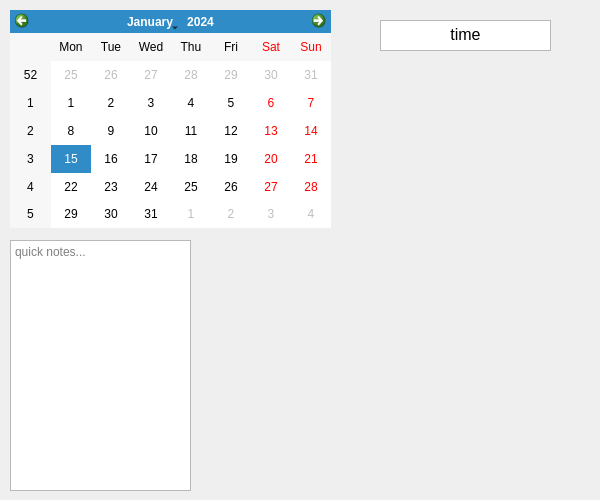
Qt form uis/prodhub.ui (AOS-GUI/AOS-GUI) before a commit.
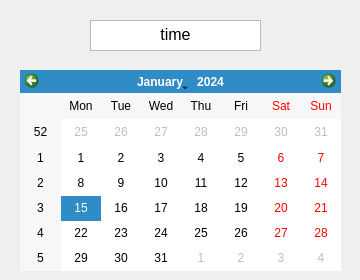
The same form after that commit.

Diff of the .ui file:
```diff
--- a/uis/prodhub.ui
+++ b/uis/prodhub.ui
@@ -6,8 +6,8 @@
    <rect>
     <x>0</x>
     <y>0</y>
-    <width>600</width>
-    <height>500</height>
+    <width>360</width>
+    <height>280</height>
    </rect>
   </property>
   <property name="windowTitle">
@@ -16,10 +16,10 @@
   <widget class="QCalendarWidget" name="calendarWidget">
    <property name="geometry">
     <rect>
-     <x>10</x>
-     <y>10</y>
+     <x>20</x>
+     <y>70</y>
      <width>321</width>
-     <height>218</height>
+     <height>201</height>
     </rect>
    </property>
    <property name="firstDayOfWeek">
@@ -35,7 +35,7 @@
   <widget class="QTextEdit" name="textEdit">
    <property name="geometry">
     <rect>
-     <x>380</x>
+     <x>90</x>
      <y>20</y>
      <width>171</width>
      <height>31</height>
@@ -58,22 +58,6 @@
 &lt;p align=&quot;center&quot; style=&quot; margin-top:0px; margin-bottom:0px; margin-left:0px; margin-right:0px; -qt-block-indent:0; text-indent:0px;&quot;&gt;&lt;span style=&quot; font-size:12pt;&quot;&gt;time&lt;/span&gt;&lt;/p&gt;&lt;/body&gt;&lt;/html&gt;</string>
    </property>
   </widget>
-  <widget class="QTextEdit" name="textEdit_2">
-   <property name="geometry">
-    <rect>
-     <x>10</x>
-     <y>240</y>
-     <width>181</width>
-     <height>251</height>
-    </rect>
-   </property>
-   <property name="autoFormatting">
-    <set>QTextEdit::AutoAll</set>
-   </property>
-   <property name="placeholderText">
-    <string notr="true">quick notes...</string>
-   </property>
-  </widget>
  </widget>
  <resources/>
  <connections/>
```
